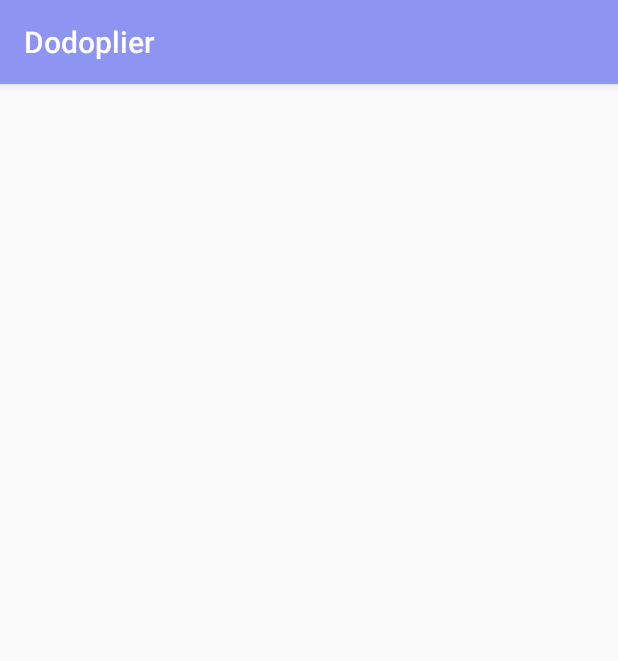
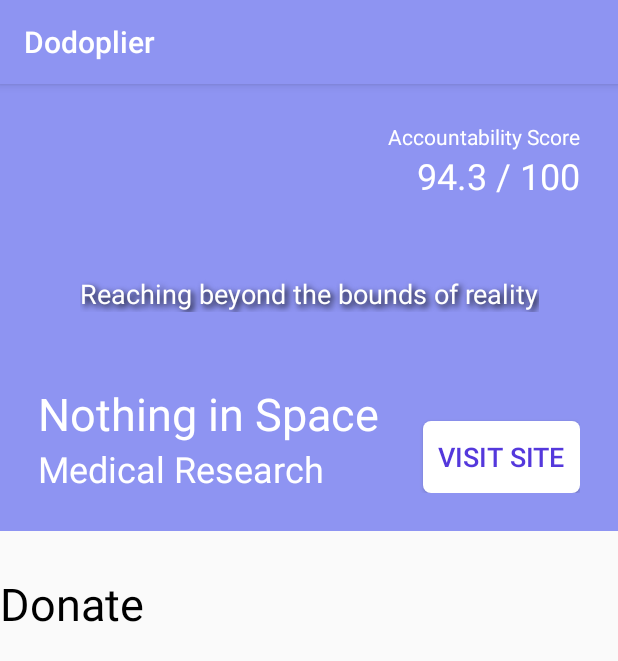
Before and after one commit to mulanz/dodoplier, an Android app: the OrganizationInfo screen opened directly, with no data from a screen before it, on a phone screen of 412 x 824 dp. Shown: the top 661 px of the screen. Run offline under Robolectric (Android 15) with nearby library versions, the phone set to English and light mode, and no system bars.

Commit message:
org info page

```diff
--- a/Dodoplier/app/build.gradle
+++ b/Dodoplier/app/build.gradle
@@ -26,6 +26,7 @@ dependencies {
     implementation fileTree(dir: "libs", include: ["*.jar"])
     implementation 'androidx.appcompat:appcompat:1.2.0'
     implementation 'androidx.constraintlayout:constraintlayout:2.0.2'
+    implementation 'com.google.android.material:material:1.2.1'
     testImplementation 'junit:junit:4.12'
     androidTestImplementation 'androidx.test.ext:junit:1.1.2'
     androidTestImplementation 'androidx.test.espresso:espresso-core:3.3.0'
--- a/Dodoplier/app/src/main/AndroidManifest.xml
+++ b/Dodoplier/app/src/main/AndroidManifest.xml
@@ -9,10 +9,10 @@
         android:roundIcon="@mipmap/ic_launcher_round"
         android:supportsRtl="true"
         android:theme="@style/AppTheme">
-        <activity android:name=".profile"></activity>
-        <activity android:name=".organization_info" />
-        <activity android:name=".explore_organizations" />
-        <activity android:name=".MainActivity">
+        <activity android:name=".Profile"></activity>
+        <activity android:name=".OrganizationInfo" />
+        <activity android:name=".ExploreOrganizations" />
+        <activity android:name=".ExploreCauses">
             <intent-filter>
                 <action android:name="android.intent.action.MAIN" />
 
--- a/Dodoplier/app/src/main/java/com/example/dodoplier/profile.java
+++ b/Dodoplier/app/src/main/java/com/example/dodoplier/ExploreCauses.java
@@ -4,11 +4,11 @@ import androidx.appcompat.app.AppCompatActivity;
 
 import android.os.Bundle;
 
-public class profile extends AppCompatActivity {
+public class ExploreCauses extends AppCompatActivity {
 
     @Override
     protected void onCreate(Bundle savedInstanceState) {
         super.onCreate(savedInstanceState);
-        setContentView(R.layout.activity_profile);
+        setContentView(R.layout.activity_explore_causes);
     }
 }
--- a/Dodoplier/app/src/main/java/com/example/dodoplier/explore_organizations.java
+++ b/Dodoplier/app/src/main/java/com/example/dodoplier/ExploreOrganizations.java
@@ -2,9 +2,14 @@ package com.example.dodoplier;
 
 import androidx.appcompat.app.AppCompatActivity;
 
+import android.app.Fragment;
 import android.os.Bundle;
+import android.view.LayoutInflater;
+import android.view.View;
+import android.view.ViewGroup;
+import android.widget.TextView;
 
-public class explore_organizations extends AppCompatActivity {
+public class ExploreOrganizations extends AppCompatActivity {
 
     @Override
     protected void onCreate(Bundle savedInstanceState) {
--- a/Dodoplier/app/src/main/java/com/example/dodoplier/organization_info.java
+++ b/Dodoplier/app/src/main/java/com/example/dodoplier/OrganizationInfo.java
@@ -4,7 +4,7 @@ import androidx.appcompat.app.AppCompatActivity;
 
 import android.os.Bundle;
 
-public class organization_info extends AppCompatActivity {
+public class OrganizationInfo extends AppCompatActivity {
 
     @Override
     protected void onCreate(Bundle savedInstanceState) {
--- a/Dodoplier/app/src/main/java/com/example/dodoplier/MainActivity.java
+++ b/Dodoplier/app/src/main/java/com/example/dodoplier/Profile.java
@@ -4,11 +4,11 @@ import androidx.appcompat.app.AppCompatActivity;
 
 import android.os.Bundle;
 
-public class MainActivity extends AppCompatActivity {
+public class Profile extends AppCompatActivity {
 
     @Override
     protected void onCreate(Bundle savedInstanceState) {
         super.onCreate(savedInstanceState);
-        setContentView(R.layout.activity_main);
+        setContentView(R.layout.activity_profile);
     }
 }
--- /dev/null
+++ b/Dodoplier/app/src/main/res/drawable/white_button.xml
@@ -0,0 +1,24 @@
+<?xml version="1.0" encoding="utf-8"?>
+<selector xmlns:android="http://schemas.android.com/apk/res/android">
+        <item android:state_pressed="true" >
+            <shape android:shape="rectangle"  >
+                <corners android:radius="5dip" />
+                <stroke android:width="1dip" android:color="#5e7974" />
+                <gradient android:angle="-90" android:startColor="@color/white" android:endColor="@color/colorPrimary"  />
+            </shape>
+        </item>
+        <item android:state_focused="true">
+            <shape android:shape="rectangle"  >
+                <corners android:radius="5dip" />
+                <stroke android:width="1dip" android:color="@color/colorPrimary" />
+                <solid android:color="#58857e"/>
+            </shape>
+        </item>
+        <item >
+            <shape android:shape="rectangle"  >
+                <corners android:radius="5dip" />
+                <stroke android:width="0dip" android:color="@color/black" />
+                <gradient android:angle="-90" android:startColor="@color/white" android:endColor="@color/white" />
+            </shape>
+        </item>
+</selector>
--- a/Dodoplier/app/src/main/res/layout/activity_main.xml
+++ b/Dodoplier/app/src/main/res/layout/activity_explore_causes.xml
@@ -4,7 +4,7 @@
     xmlns:tools="http://schemas.android.com/tools"
     android:layout_width="match_parent"
     android:layout_height="match_parent"
-    tools:context=".MainActivity">
+    tools:context=".ExploreCauses">
 
     <TextView
         android:layout_width="wrap_content"
--- a/Dodoplier/app/src/main/res/layout/activity_explore_organizations.xml
+++ b/Dodoplier/app/src/main/res/layout/activity_explore_organizations.xml
@@ -4,7 +4,7 @@
     xmlns:tools="http://schemas.android.com/tools"
     android:layout_width="match_parent"
     android:layout_height="match_parent"
-    tools:context=".explore_organizations">
+    tools:context=".ExploreOrganizations">
 
     <TextView
         android:id="@+id/explore_orgs_title"
--- a/Dodoplier/app/src/main/res/layout/activity_organization_info.xml
+++ b/Dodoplier/app/src/main/res/layout/activity_organization_info.xml
@@ -2,8 +2,124 @@
 <androidx.constraintlayout.widget.ConstraintLayout xmlns:android="http://schemas.android.com/apk/res/android"
     xmlns:app="http://schemas.android.com/apk/res-auto"
     xmlns:tools="http://schemas.android.com/tools"
+    android:id="@+id/constraintLayout3"
     android:layout_width="match_parent"
     android:layout_height="match_parent"
-    tools:context=".organization_info">
+    tools:context=".OrganizationInfo">
+
+    <androidx.constraintlayout.widget.ConstraintLayout
+        android:id="@+id/constraintLayout2"
+        android:layout_width="match_parent"
+        android:layout_height="0dp"
+        android:background="@color/colorPrimary"
+        android:padding="25dp"
+        app:layout_constraintBottom_toTopOf="@+id/constraintLayout4"
+        app:layout_constraintEnd_toEndOf="parent"
+        app:layout_constraintHorizontal_bias="0.0"
+        app:layout_constraintStart_toStartOf="parent"
+        app:layout_constraintTop_toTopOf="parent"
+        app:layout_constraintVertical_bias="1.0">
+
+        <TextView
+            android:id="@+id/orgPageTitle"
+            android:layout_width="wrap_content"
+            android:layout_height="wrap_content"
+            android:text="Nothing in Space"
+            android:textColor="@color/white"
+            android:textSize="30sp"
+            app:layout_constraintBottom_toTopOf="@+id/orgPageCause"
+            app:layout_constraintStart_toStartOf="parent" />
+
+        <TextView
+            android:id="@+id/orgPageCause"
+            android:layout_width="wrap_content"
+            android:layout_height="wrap_content"
+            android:maxWidth="200dp"
+            android:text="Medical Research"
+            android:textColor="@color/white"
+            android:textSize="24sp"
+            app:layout_constraintBottom_toBottomOf="parent"
+            app:layout_constraintStart_toStartOf="parent" />
+
+        <TextView
+            android:id="@+id/orgPageTagline"
+            android:layout_width="wrap_content"
+            android:layout_height="wrap_content"
+            android:shadowColor="@color/black"
+            android:shadowDx="3"
+            android:shadowDy="3"
+            android:shadowRadius="5"
+            android:text="Reaching beyond the bounds of reality"
+            android:textColor="@color/white"
+            android:textSize="18sp"
+            app:layout_constraintBottom_toTopOf="@+id/orgPageTitle"
+            app:layout_constraintEnd_toEndOf="parent"
+            app:layout_constraintStart_toStartOf="parent"
+            app:layout_constraintTop_toTopOf="parent"
+            app:layout_constraintVertical_bias="0.683" />
+
+        <Button
+            android:id="@+id/learnMoreBtn"
+            android:layout_width="wrap_content"
+            android:layout_height="wrap_content"
+            android:background="@drawable/white_button"
+            android:paddingLeft="10dp"
+            android:paddingRight="10dp"
+            android:text="Visit Site"
+            android:textColor="@color/colorPrimaryDark"
+            android:textSize="18sp"
+            app:layout_constraintBottom_toBottomOf="parent"
+            app:layout_constraintEnd_toEndOf="parent" />
+
+        <TextView
+            android:id="@+id/orgPageScore"
+            android:layout_width="wrap_content"
+            android:layout_height="wrap_content"
+            android:text="94.3 / 100"
+            android:textColor="@color/white"
+            android:textSize="24sp"
+            app:layout_constraintEnd_toEndOf="parent"
+            app:layout_constraintTop_toBottomOf="@+id/scoreLabel" />
+
+        <TextView
+            android:id="@+id/scoreLabel"
+            android:layout_width="wrap_content"
+            android:layout_height="wrap_content"
+            android:text="Accountability Score"
+            android:textColor="@color/white"
+            app:layout_constraintEnd_toEndOf="parent"
+            app:layout_constraintTop_toTopOf="parent" />
+
+    </androidx.constraintlayout.widget.ConstraintLayout>
+
+
+    <androidx.constraintlayout.widget.ConstraintLayout
+        android:id="@+id/constraintLayout4"
+        android:layout_width="match_parent"
+        android:layout_height="470dp"
+        app:layout_constraintBottom_toBottomOf="parent"
+        app:layout_constraintEnd_toEndOf="parent"
+        app:layout_constraintStart_toStartOf="parent">
+
+        <LinearLayout
+            android:layout_width="match_parent"
+            android:layout_height="match_parent"
+            android:orientation="vertical"
+            app:layout_constraintBottom_toBottomOf="parent"
+            app:layout_constraintEnd_toEndOf="parent"
+            app:layout_constraintHorizontal_bias="0.0"
+            app:layout_constraintStart_toStartOf="parent"
+            app:layout_constraintTop_toTopOf="parent">
+
+            <TextView
+                android:id="@+id/textView6"
+                android:layout_width="147dp"
+                android:layout_height="wrap_content"
+                android:layout_marginTop="28dp"
+                android:text="Donate"
+                android:textColor="#000000"
+                android:textSize="30sp" />
+        </LinearLayout>
+    </androidx.constraintlayout.widget.ConstraintLayout>
 
 </androidx.constraintlayout.widget.ConstraintLayout>
--- a/Dodoplier/app/src/main/res/layout/activity_profile.xml
+++ b/Dodoplier/app/src/main/res/layout/activity_profile.xml
@@ -4,6 +4,6 @@
     xmlns:tools="http://schemas.android.com/tools"
     android:layout_width="match_parent"
     android:layout_height="match_parent"
-    tools:context=".profile">
+    tools:context=".Profile">
 
 </androidx.constraintlayout.widget.ConstraintLayout>
```
